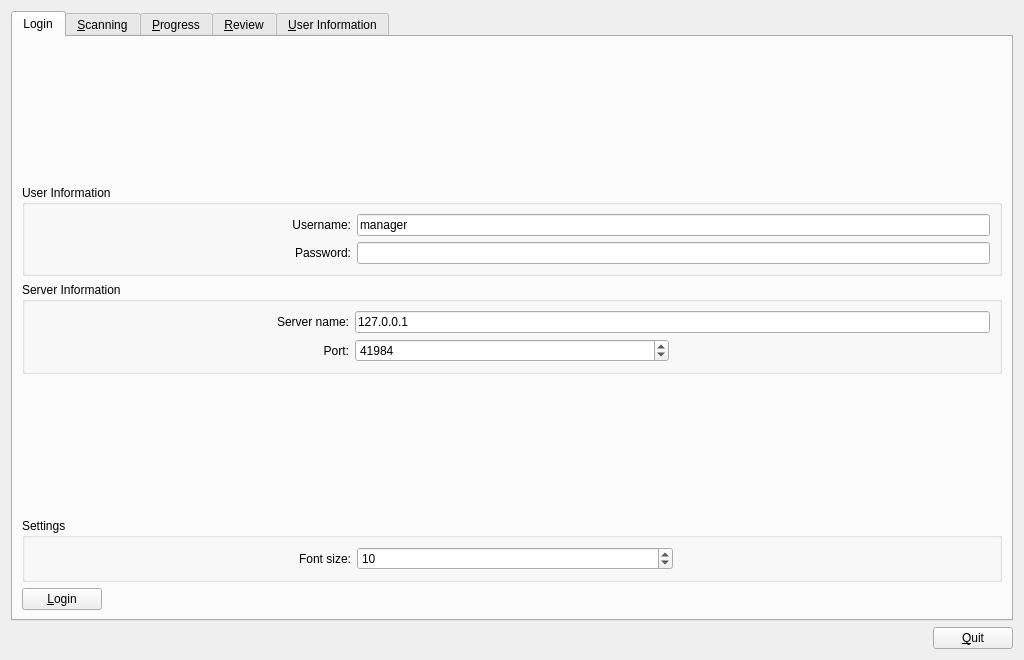
Qt form qtCreatorFiles/ui_manager.ui (plomgrading/plom) before a commit.
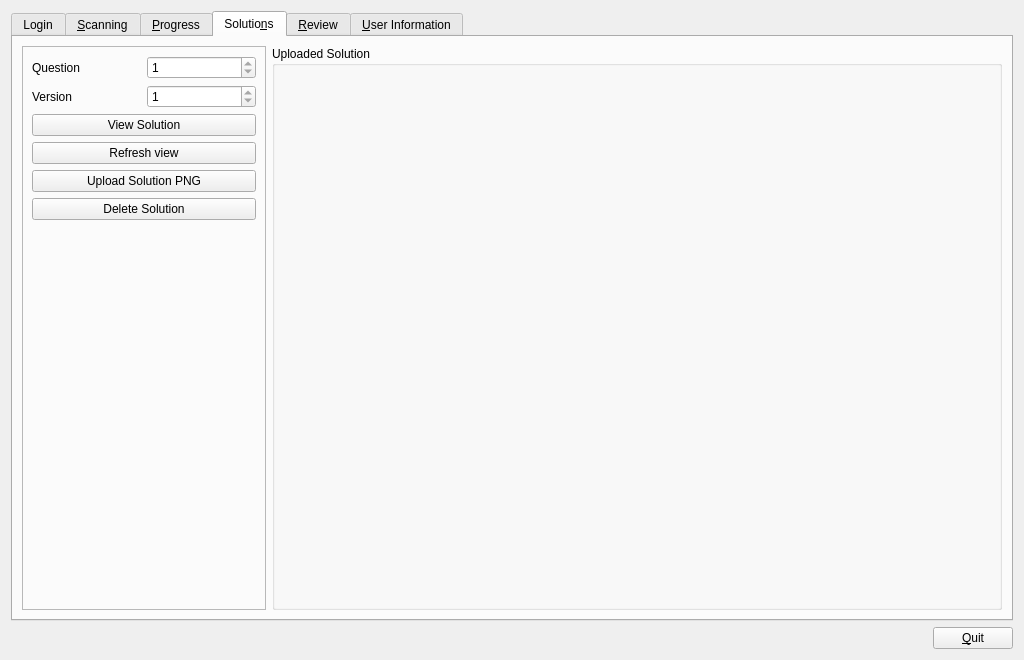
The same form after that commit. The open tabs and pages were chosen to show the change.

Commit message: Manager can now upload/download/view soln images

What changed in the file:
```diff
--- a/qtCreatorFiles/ui_manager.ui
+++ b/qtCreatorFiles/ui_manager.ui
@@ -856,6 +856,128 @@
        </item>
       </layout>
      </widget>
+     <widget class="QWidget" name="solnTab">
+      <attribute name="title">
+       <string>Solutio&amp;ns</string>
+      </attribute>
+      <layout class="QHBoxLayout" name="horizontalLayout_15">
+       <item>
+        <widget class="QFrame" name="frame">
+         <property name="sizePolicy">
+          <sizepolicy hsizetype="Preferred" vsizetype="Preferred">
+           <horstretch>1</horstretch>
+           <verstretch>0</verstretch>
+          </sizepolicy>
+         </property>
+         <property name="frameShape">
+          <enum>QFrame::StyledPanel</enum>
+         </property>
+         <property name="frameShadow">
+          <enum>QFrame::Raised</enum>
+         </property>
+         <layout class="QVBoxLayout" name="verticalLayout_20">
+          <item>
+           <layout class="QHBoxLayout" name="horizontalLayout_16">
+            <item>
+             <widget class="QLabel" name="label_5">
+              <property name="text">
+               <string>Question</string>
+              </property>
+             </widget>
+            </item>
+            <item>
+             <widget class="QSpinBox" name="solnQSB">
+              <property name="minimum">
+               <number>1</number>
+              </property>
+              <property name="maximum">
+               <number>1</number>
+              </property>
+             </widget>
+            </item>
+           </layout>
+          </item>
+          <item>
+           <layout class="QHBoxLayout" name="horizontalLayout_17">
+            <item>
+             <widget class="QLabel" name="label_10">
+              <property name="text">
+               <string>Version</string>
+              </property>
+             </widget>
+            </item>
+            <item>
+             <widget class="QSpinBox" name="solnVSB">
+              <property name="minimum">
+               <number>1</number>
+              </property>
+              <property name="maximum">
+               <number>1</number>
+              </property>
+             </widget>
+            </item>
+           </layout>
+          </item>
+          <item>
+           <widget class="QPushButton" name="solnViewB">
+            <property name="text">
+             <string>View Solution</string>
+            </property>
+           </widget>
+          </item>
+          <item>
+           <widget class="QPushButton" name="solnRefreshB">
+            <property name="text">
+             <string>Refresh view</string>
+            </property>
+           </widget>
+          </item>
+          <item>
+           <widget class="QPushButton" name="solnUploadB">
+            <property name="text">
+             <string>Upload Solution PNG</string>
+            </property>
+           </widget>
+          </item>
+          <item>
+           <widget class="QPushButton" name="solnDeleteB">
+            <property name="text">
+             <string>Delete Solution</string>
+            </property>
+           </widget>
+          </item>
+          <item>
+           <spacer name="verticalSpacer_10">
+            <property name="orientation">
+             <enum>Qt::Vertical</enum>
+            </property>
+            <property name="sizeHint" stdset="0">
+             <size>
+              <width>20</width>
+              <height>40</height>
+             </size>
+            </property>
+           </spacer>
+          </item>
+         </layout>
+        </widget>
+       </item>
+       <item>
+        <widget class="QGroupBox" name="solnGB">
+         <property name="sizePolicy">
+          <sizepolicy hsizetype="Preferred" vsizetype="Preferred">
+           <horstretch>3</horstretch>
+           <verstretch>0</verstretch>
+          </sizepolicy>
+         </property>
+         <property name="title">
+          <string>Uploaded Solution</string>
+         </property>
+         <layout class="QVBoxLayout" name="solnGBLayout"/>
+        </widget>
+       </item>
+      </layout>
+     </widget>
      <widget class="QWidget" name="reviewAllTab">
       <property name="enabled">
        <bool>true</bool>
```
Left out of the diff: 4 changed lines with no effect on the pictures. The commit also changes 4 other files.
